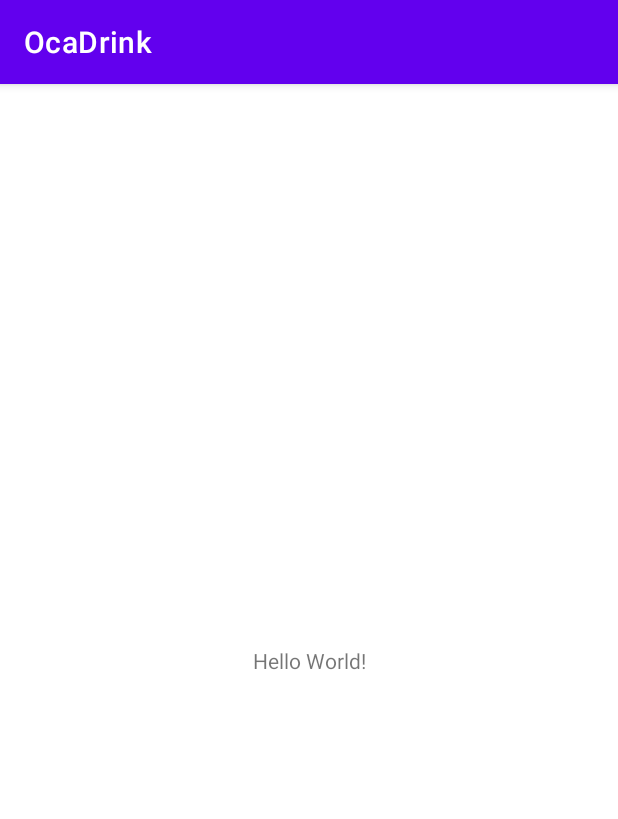
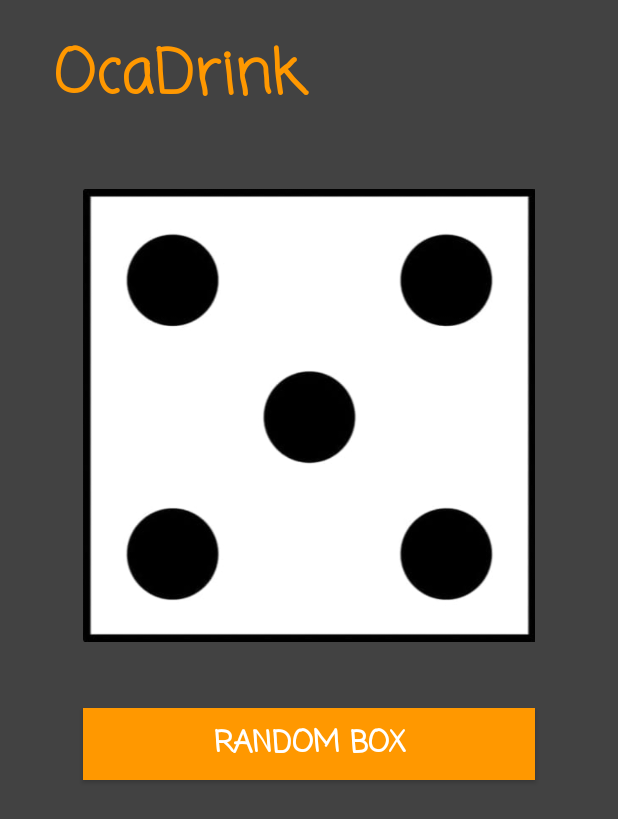
Before and after one commit to carlos-rg/OcaDrink, an Android app: the screen it shows after launch (MainActivity), on a phone screen of 412 x 824 dp. Shown: the top 819 px of the screen. Run offline under Robolectric (Android 15) with nearby library versions, the phone set to English and light mode, and no system bars.

Commit message:
ADD: Dice images and synchronous dice.

```diff
--- a/app/src/main/java/com/carlosreal/ocadrink/MainActivity.java
+++ b/app/src/main/java/com/carlosreal/ocadrink/MainActivity.java
@@ -2,13 +2,58 @@ package com.carlosreal.ocadrink;
 
 import androidx.appcompat.app.AppCompatActivity;
 
+import android.annotation.SuppressLint;
+import android.content.Intent;
+import android.media.Image;
 import android.os.Bundle;
+import android.os.Handler;
+import android.view.View;
+import android.widget.Button;
+import android.widget.ImageView;
+
+import java.util.Random;
 
 public class MainActivity extends AppCompatActivity {
+    ImageView Dice;
+    Button RandomBox;
+    private Random RandomDice;
+    private Handler HandlerDice;
+    private int DiceValue;
 
     @Override
     protected void onCreate(Bundle savedInstanceState) {
         super.onCreate(savedInstanceState);
         setContentView(R.layout.activity_main);
+        Dice = findViewById(R.id.DiceImg);
+        RandomBox = findViewById(R.id.RandBoxButton);
+        HandlerDice = new Handler();
+
+        RandomBox.setOnClickListener(view -> {
+            Intent RandomIntent = new Intent(this, RandomboxActivity.class);
+            startActivity(RandomIntent);
+        });
+    }
+
+    public void RollDice(View view){
+        view.setEnabled(false);
+        AnimateDiceRoll();
+    }
+
+    public void AnimateDiceRoll(){
+        HandlerDice.postDelayed(new Runnable() {
+            @Override
+            public void run() {
+                RandomDice = new Random();
+                DiceValue = RandomDice.nextInt(6) + 1;
+                int drawableId = getResources().getIdentifier("dice" + DiceValue, "drawable", getPackageName());
+                Dice.setImageResource(drawableId);
+
+                if (DiceValue > 1) {
+                    AnimateDiceRoll();
+                } else {
+                    findViewById(R.id.DiceImg).setEnabled(true);
+                }
+            }
+        }, 100);
     }
 }
--- a/app/src/main/res/layout/activity_main.xml
+++ b/app/src/main/res/layout/activity_main.xml
@@ -1,18 +1,50 @@
 <?xml version="1.0" encoding="utf-8"?>
-<androidx.constraintlayout.widget.ConstraintLayout xmlns:android="http://schemas.android.com/apk/res/android"
+<LinearLayout xmlns:android="http://schemas.android.com/apk/res/android"
     xmlns:app="http://schemas.android.com/apk/res-auto"
     xmlns:tools="http://schemas.android.com/tools"
     android:layout_width="match_parent"
     android:layout_height="match_parent"
+    android:background="#424242"
+    android:orientation="vertical"
+    android:padding="15dp"
     tools:context=".MainActivity">
 
     <TextView
-        android:layout_width="wrap_content"
+        android:id="@+id/textView"
+        android:layout_width="match_parent"
         android:layout_height="wrap_content"
-        android:text="Hello World!"
-        app:layout_constraintBottom_toBottomOf="parent"
-        app:layout_constraintEnd_toEndOf="parent"
-        app:layout_constraintStart_toStartOf="parent"
-        app:layout_constraintTop_toTopOf="parent" />
+        android:layout_marginStart="20dp"
+        android:layout_marginTop="5dp"
+        android:fontFamily="casual"
+        android:text="@string/ocadrink"
+        android:textColor="#FF9800"
+        android:textSize="40sp"
+        android:textStyle="bold" />
 
-</androidx.constraintlayout.widget.ConstraintLayout>
+    <ImageView
+        android:id="@+id/DiceImg"
+        android:layout_width="match_parent"
+        android:layout_height="390dp"
+        android:layout_marginStart="40dp"
+        android:layout_marginEnd="40dp"
+        android:clickable="true"
+        android:onClick="RollDice"
+        android:contentDescription="@string/dice_images"
+        app:srcCompat="@drawable/dice5" />
+
+    <Button
+        android:id="@+id/RandBoxButton"
+        android:layout_width="match_parent"
+        android:layout_height="wrap_content"
+        android:layout_marginStart="40dp"
+        android:layout_marginEnd="40dp"
+        android:background="@color/orange"
+        android:fontFamily="casual"
+        android:text="@string/random_box"
+        android:textAlignment="gravity"
+        android:textColor="#FFFFFF"
+        android:textSize="20sp"
+        android:textStyle="bold"
+        tools:ignore="TextContrastCheck,VisualLintButtonSize" />
+
+</LinearLayout>
--- a/app/src/main/res/values/colors.xml
+++ b/app/src/main/res/values/colors.xml
@@ -7,4 +7,5 @@
     <color name="teal_700">#FF018786</color>
     <color name="black">#FF000000</color>
     <color name="white">#FFFFFFFF</color>
+    <color name="orange">#FF9800</color>
 </resources>
--- a/app/src/main/res/values/strings.xml
+++ b/app/src/main/res/values/strings.xml
@@ -1,3 +1,6 @@
 <resources>
     <string name="app_name">OcaDrink</string>
+    <string name="ocadrink">OcaDrink</string>
+    <string name="dice_images">Dice images</string>
+    <string name="random_box">Random Box</string>
 </resources>
```
Also changed, not shown: app/src/main/AndroidManifest.xml (+10 -4 lines), app/src/main/java/com/carlosreal/ocadrink/RandomboxActivity.java (added, +14 -0 lines), app/src/main/res/layout/activity_randombox.xml (added, +9 -0 lines), app/src/main/res/drawable/dice1.jpeg (added), app/src/main/res/drawable/dice2.jpeg (added), app/src/main/res/drawable/dice3.jpeg (added), app/src/main/res/drawable/dice4.jpeg (added), app/src/main/res/drawable/dice5.jpeg (added), app/src/main/res/drawable/dice6.jpeg (added).
